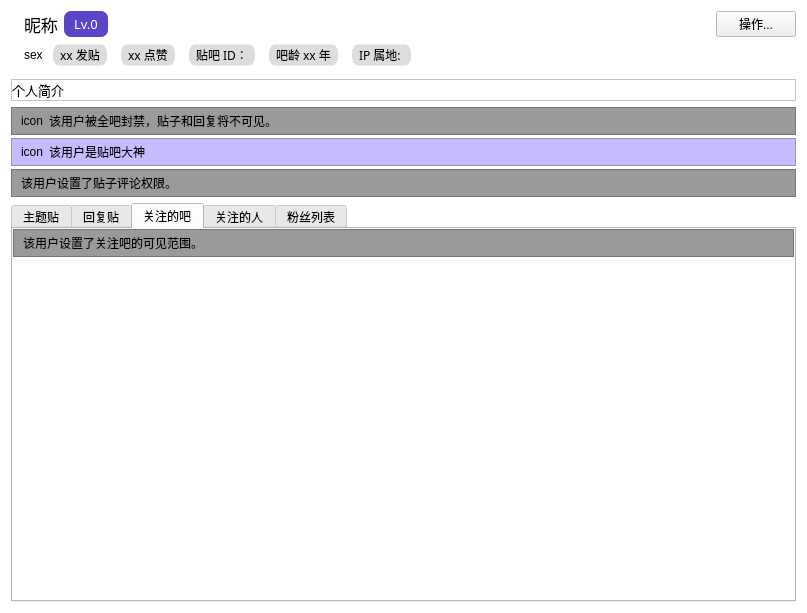
This is resf/user_home_page.ui in clb-128258/TiebaDesktop as Qt 5 draws it before an edit. The edited form follows.
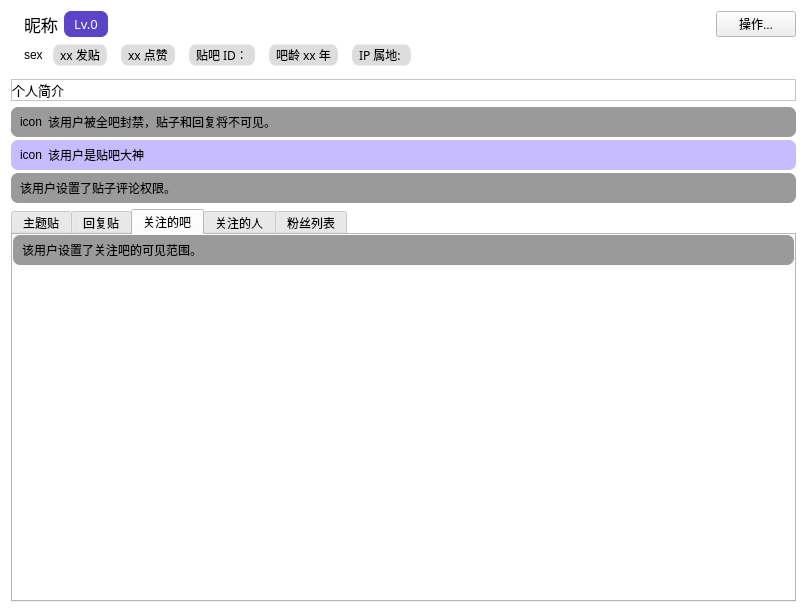
This is the edited form. The open tabs and pages were chosen to show the change.

The edit to the form file:
```diff
--- a/resf/user_home_page.ui
+++ b/resf/user_home_page.ui
@@ -506,6 +506,7 @@
          <property name="styleSheet">
           <string notr="true">QFrame{
 	background-color: rgb(154, 154, 154);
+	border-radius: 7px;
 }</string>
          </property>
          <property name="frameShape">
@@ -516,10 +517,10 @@
          </property>
          <layout class="QGridLayout" name="gridLayout_6" columnstretch="0">
           <property name="topMargin">
-           <number>4</number>
+           <number>6</number>
           </property>
           <property name="bottomMargin">
-           <number>4</number>
+           <number>6</number>
           </property>
           <item row="0" column="0">
            <widget class="QLabel" name="label_15">
@@ -628,6 +629,7 @@
         <property name="styleSheet">
          <string notr="true">QFrame{
 	background-color: rgb(154, 154, 154);
+	border-radius: 7px;
 }</string>
         </property>
         <property name="frameShape">
@@ -638,10 +640,10 @@
         </property>
         <layout class="QGridLayout" name="gridLayout_5" columnstretch="0,1">
          <property name="topMargin">
-          <number>4</number>
+          <number>6</number>
          </property>
          <property name="bottomMargin">
-          <number>4</number>
+          <number>6</number>
          </property>
          <item row="0" column="0">
           <widget class="QLabel" name="label_11">
@@ -665,6 +667,7 @@
         <property name="styleSheet">
          <string notr="true">QFrame{
 	background-color: rgb(199, 188, 255);
+	border-radius: 7px;
 }</string>
         </property>
         <property name="frameShape">
@@ -675,10 +678,10 @@
         </property>
         <layout class="QGridLayout" name="gridLayout_2" columnstretch="0,1">
          <property name="topMargin">
-          <number>4</number>
+          <number>6</number>
          </property>
          <property name="bottomMargin">
-          <number>4</number>
+          <number>6</number>
          </property>
          <item row="0" column="0">
           <widget class="QLabel" name="label_7">
@@ -702,6 +705,7 @@
         <property name="styleSheet">
          <string notr="true">QFrame{
 	background-color: rgb(154, 154, 154);
+	border-radius: 7px;
 }</string>
         </property>
         <property name="frameShape">
@@ -712,10 +716,10 @@
         </property>
         <layout class="QGridLayout" name="gridLayout_8" columnstretch="0">
          <property name="topMargin">
-          <number>4</number>
+          <number>6</number>
          </property>
          <property name="bottomMargin">
-          <number>4</number>
+          <number>6</number>
          </property>
          <item row="0" column="0">
           <widget class="QLabel" name="label_16">
```
Left out of the diff: 2 changed lines with no effect on the pictures.
